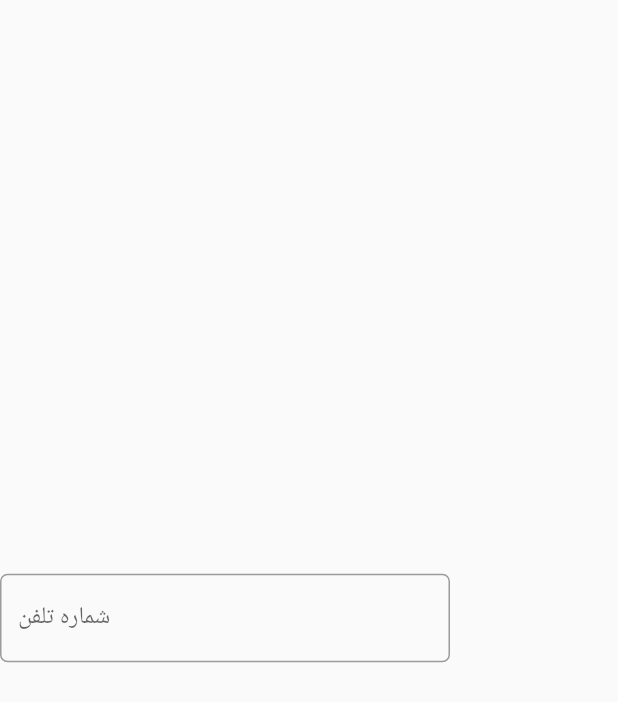
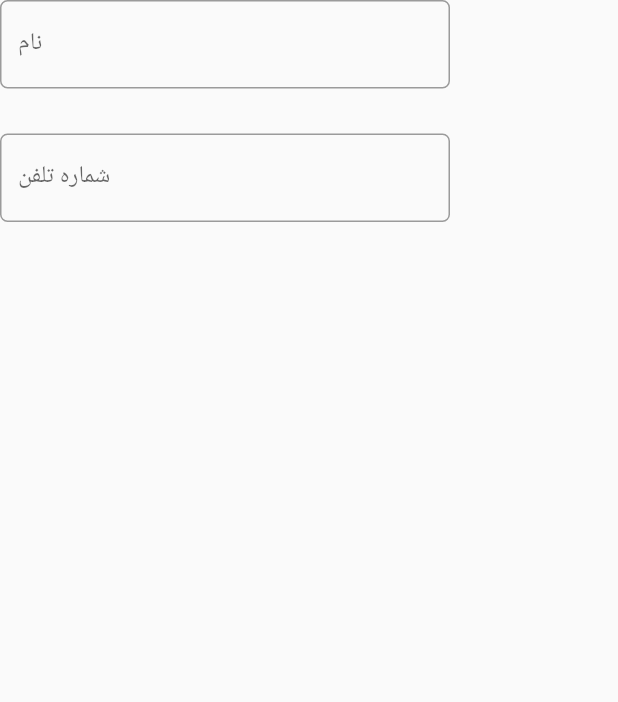
Before and after one commit to RexGod/build_mate, a Flutter app: the PhoneNumberFormField widget shown alone on an empty page, opened directly, on a phone screen of 412 x 824 dp. Shown: the top 702 px of the screen. Run offline on Flutter 3.47's test engine with Material 2 defaults, Android fonts, the phone set to English and light mode, and no system bars.

Commit message:
add another textformfield to login state (just UI)

```diff
--- a/lib/Screens/Login_screen.dart
+++ b/lib/Screens/Login_screen.dart
@@ -75,7 +75,7 @@ class _LoginState extends State<Login> {
                         // Other form fields can be added here
                         PhoneNumberFormField(),
                         const SizedBox(
-                          height: 100,
+                          height: 50,
                         ),
                         Container(
                           width: 250,
@@ -86,11 +86,13 @@ class _LoginState extends State<Login> {
                           ),
                           child: TextButton(
                             onPressed: () {
+                              FocusScope.of(context).unfocus();
                               setState(() {
                                 isVisible = true;
                                 setbackgroundColor =
                                     const Color.fromRGBO(242, 242, 242, 0.6);
-                                buttonColor = const Color.fromRGBO(64, 124, 255, 0.6);
+                                buttonColor =
+                                    const Color.fromRGBO(64, 124, 255, 0.6);
                               });
                             },
                             child: const Text(
--- a/lib/Widgets/PhoneFormField.dart
+++ b/lib/Widgets/PhoneFormField.dart
@@ -6,11 +6,12 @@ class PhoneNumberFormField extends StatefulWidget {
 }
 
 class _PhoneNumberFormFieldState extends State<PhoneNumberFormField> {
-  final TextEditingController _controller = TextEditingController();
-
+  final TextEditingController _namecontroller = TextEditingController();
+  final TextEditingController _phonecontroller = TextEditingController();
   @override
   void dispose() {
-    _controller.dispose();
+    _namecontroller.dispose();
+    _phonecontroller.dispose();
     super.dispose();
   }
 
@@ -20,13 +21,41 @@ class _PhoneNumberFormFieldState extends State<PhoneNumberFormField> {
       width: 300,
       child: Align(
           alignment: AlignmentDirectional.centerEnd,
-        child: TextFormField(
-          controller: _controller,
+          child: Column(
+            children: [
+              TextFormField(
+                controller: _namecontroller,
+                keyboardType: TextInputType.name,
+                decoration: const InputDecoration(
+                  border: OutlineInputBorder(
+                      borderSide: BorderSide(
+                          strokeAlign: BorderSide.strokeAlignOutside),
+                      borderRadius: BorderRadius.all(Radius.circular(5))),
+                  labelText: 'نام',
+                ),
+                validator: (value) {
+                  // Phone number validation logic goes here
+                  if (value == null || value.isEmpty) {
+                    return 'لطفا نام خود را وارد نمایید';
+                  }
+                  // You can add more specific validation rules if needed
+                  return null;
+                },
+                onChanged: (value) {
+                  // Phone number formatting logic goes here (if needed)
+                  // For example, you can format the phone number as the user types it
+                },
+              ),
+              const SizedBox(
+                height: 30,
+              ),
+              TextFormField(
+                controller: _phonecontroller,
                 keyboardType: TextInputType.phone,
                 decoration: const InputDecoration(
                   border: OutlineInputBorder(
-                borderSide:
-                    BorderSide(strokeAlign: BorderSide.strokeAlignOutside),
+                      borderSide: BorderSide(
+                          strokeAlign: BorderSide.strokeAlignOutside),
                       borderRadius: BorderRadius.all(Radius.circular(5))),
                   labelText: 'شماره تلفن',
                 ),
@@ -43,7 +72,8 @@ class _PhoneNumberFormFieldState extends State<PhoneNumberFormField> {
                   // For example, you can format the phone number as the user types it
                 },
               ),
-      ),
+            ],
+          )),
     );
   }
 }
--- a/lib/main.dart
+++ b/lib/main.dart
@@ -1,5 +1,5 @@
 import 'package:flutter/material.dart';
-import 'package:provider/provider.dart';
+//import 'package:provider/provider.dart';
 import 'Screens/Landing_screen.dart';
 import 'Screens/Login_screen.dart';
 Future<void> main() async {
```
Lines whose indentation alone changed are shown as unchanged.
